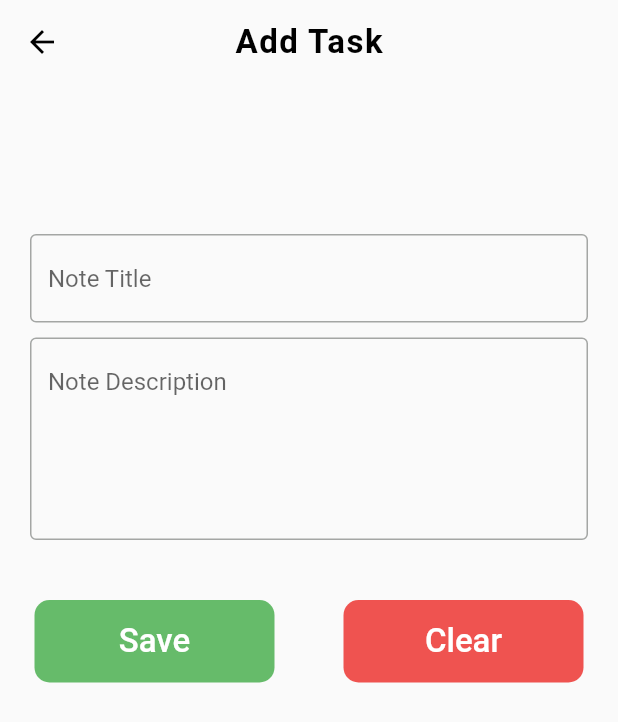
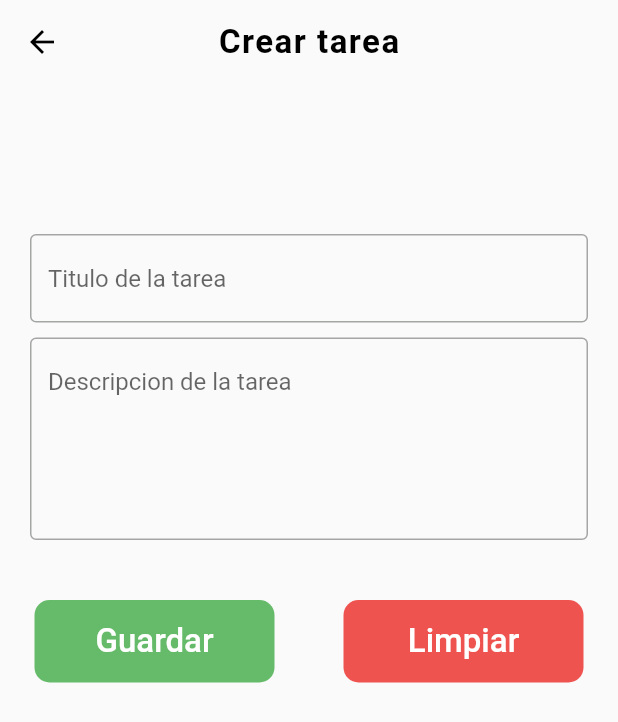
Before and after one commit to geronimoD18/flutter_to-do_app, a Flutter app: the screen it shows after launch, after a tap on the "add" icon, on a phone screen of 412 x 824 dp. Shown: the top 722 px of the screen. Run offline on Flutter 3.47's test engine with Material 2 defaults, Android fonts, the phone set to English and light mode, and no system bars; our stand-ins replace sqflite; accounts and stored records are empty.

Commit message:
TODO App - Eighth Commit(Language edition)

```diff
--- a/lib/add_update_screen.dart
+++ b/lib/add_update_screen.dart
@@ -47,9 +47,9 @@ class _AddUpdateTaskState extends State<AddUpdateTask> {
     final descController = TextEditingController(text: widget.todoDesc);
     String appTitle;
     if(widget.update == true){
-      appTitle = "Update Task";
+      appTitle = "Actualizar tarea";
     }else{
-      appTitle = "Add Task";
+      appTitle = "Crear tarea";
     }
 
     return Scaffold(
@@ -78,11 +78,11 @@ class _AddUpdateTaskState extends State<AddUpdateTask> {
                   controller: titleController,
                   decoration: InputDecoration(
                     border: OutlineInputBorder(),
-                    hintText: "Note Title",
+                    hintText: "Titulo de la tarea",
                   ),
                   validator: (value){
                     if(value!.isEmpty){
-                      return "Enter a title";
+                      return "Introduce un titulo";
                     }
                     return null;
                   },
@@ -96,11 +96,11 @@ class _AddUpdateTaskState extends State<AddUpdateTask> {
                     controller: descController,
                     decoration: InputDecoration(
                       border: OutlineInputBorder(),
-                      hintText: "Note Description",
+                      hintText: "Descripcion de la tarea",
                     ),
                     validator: (value){
                       if(value!.isEmpty){
-                        return "Enter a description";
+                        return "Introduce una descripcion";
                       }
                       return null;
                     },
@@ -141,7 +141,7 @@ class _AddUpdateTaskState extends State<AddUpdateTask> {
                           titleController.clear();
                           descController.clear();
                           //confirmacion de registro agregado
-                          print("Data added");
+                          print("Se agrego la tarea");
                         }
                       },
                       child: Container(
@@ -159,7 +159,7 @@ class _AddUpdateTaskState extends State<AddUpdateTask> {
                           //   ),
                           // ],
                         ),
-                        child: Text("Save", style: TextStyle(
+                        child: Text("Guardar", style: TextStyle(
                           fontSize: 22,
                           fontWeight: FontWeight.w500,
                           color: Colors.white,
@@ -193,7 +193,7 @@ class _AddUpdateTaskState extends State<AddUpdateTask> {
                           //   ),
                           // ],
                         ),
-                        child: Text("Clear",
+                        child: Text("Limpiar",
                           style: TextStyle(
                             fontSize: 22,
                             fontWeight: FontWeight.w500,
--- a/lib/home_screen.dart
+++ b/lib/home_screen.dart
@@ -1,7 +1,6 @@
 import 'package:flutter/material.dart';
 import 'package:todo_app/add_update_screen.dart';
 import 'package:todo_app/db_handler.dart';
-
 import 'model.dart';
 
 class HomeScreen extends StatefulWidget{
@@ -31,7 +30,7 @@ class _HomeScreenState extends State<HomeScreen> {
       drawer: Drawer(),
       appBar: AppBar(
         title: Text(
-            "DP-TODO",
+            "Mis Tareas",
           style: TextStyle(
             fontSize: 22,
             fontWeight: FontWeight.w600,
@@ -62,7 +61,7 @@ class _HomeScreenState extends State<HomeScreen> {
             else if(snapshot.data!.length == 0){
               return Center(
                 child: Text(
-                  "No Tasks found",
+                  "No se encontraron tareas",
                   style: TextStyle(
                     fontSize: 25,
                     fontWeight: FontWeight.bold,
--- a/lib/main.dart
+++ b/lib/main.dart
@@ -12,7 +12,7 @@ class MyApp extends StatelessWidget {
   Widget build(BuildContext context) {
     return MaterialApp(
       debugShowCheckedModeBanner: false,
-      title: 'TODO App',
+      title: 'Mis TODO',
       theme: ThemeData(
         colorScheme: ColorScheme.fromSeed(seedColor: Colors.greenAccent),
         appBarTheme: AppBarTheme(
```
